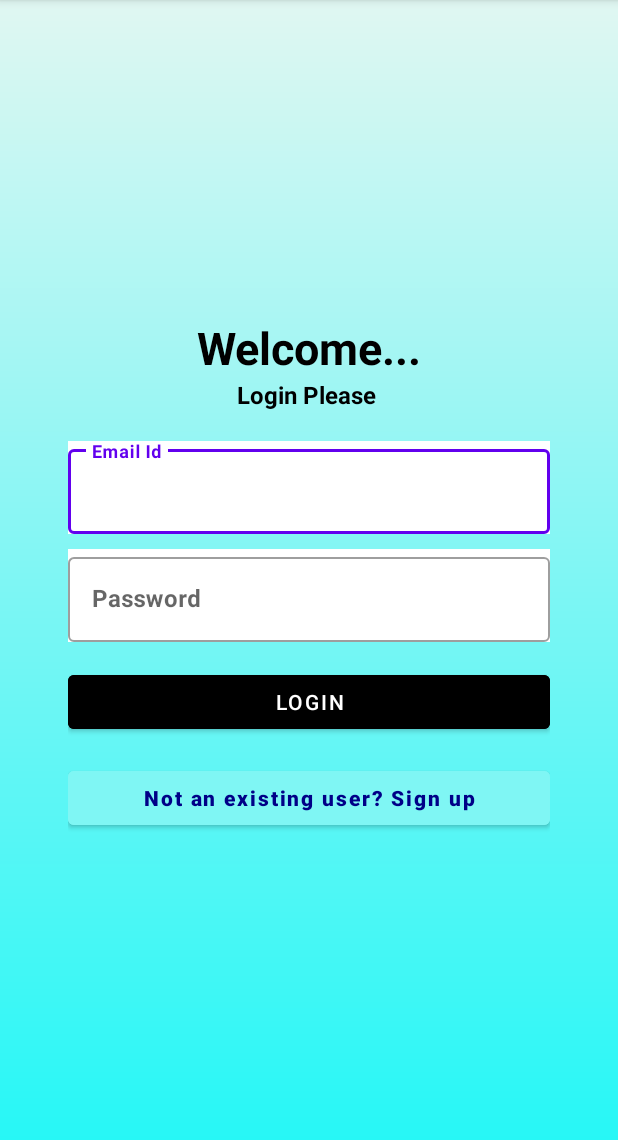
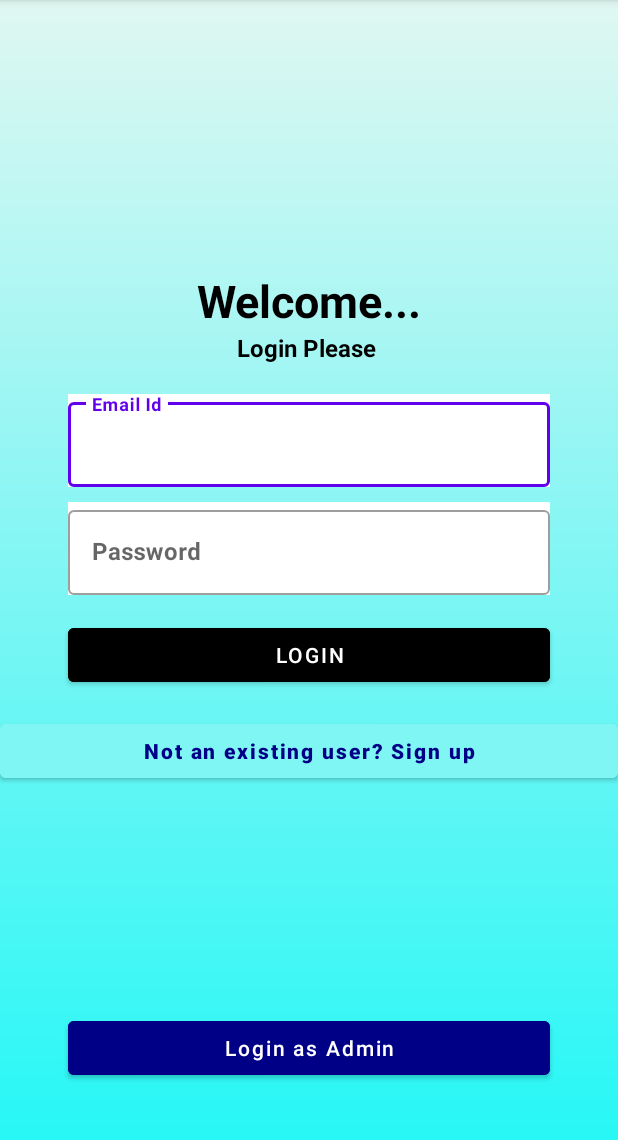
Before and after one commit to aishvary000/Amulet, an Android app: the screen it shows after launch (MainActivity), on a phone screen of 412 x 824 dp, the part 84-1224 px from its top. Run offline under Robolectric (Android 15) with nearby library versions, the phone set to English and light mode, and no system bars.

Commit message:
added admin button

```diff
--- a/app/src/main/res/layout/activity_main.xml
+++ b/app/src/main/res/layout/activity_main.xml
@@ -6,13 +6,12 @@
     android:layout_height="match_parent"
     android:orientation="vertical"
     tools:context=".MainActivity"
-    android:gravity="center"
-    android:padding="45dp"
     android:background="@drawable/gradient">
+    <LinearLayout
+        android:layout_width="match_parent"
+        android:layout_height="180dp">
 
-
-
-
+    </LinearLayout>
         <TextView
             android:layout_width="match_parent"
             android:layout_height="wrap_content"
@@ -38,6 +37,7 @@
             android:layout_width="match_parent"
             android:layout_height="wrap_content"
             android:layout_marginTop="20dp"
+            android:layout_marginHorizontal="45dp"
             android:background="@color/white">
 
             <androidx.appcompat.widget.AppCompatEditText
@@ -56,6 +56,7 @@
             android:layout_width="match_parent"
             android:layout_height="wrap_content"
             android:layout_marginTop="10dp"
+            android:layout_marginHorizontal="45dp"
             android:background="@color/white">
 
             <androidx.appcompat.widget.AppCompatEditText
@@ -71,6 +72,7 @@
 
         <Button
             android:id="@+id/btn_login"
+            android:layout_marginHorizontal="45dp"
             android:layout_width="match_parent"
             android:layout_height="wrap_content"
             android:layout_marginTop="16dp"
@@ -83,9 +85,32 @@
         android:textAllCaps="false"
         android:layout_marginTop="16dp"
         android:backgroundTint="#7FF6F4"
-        android:textColor="#000087"
+        android:textColor="@color/dark_blue"
         android:textStyle="bold"
         android:text="Not an existing user? Sign up" />
+
+    <LinearLayout
+        android:layout_width="match_parent"
+        android:layout_height="wrap_content"
+        android:gravity="center"
+
+        android:orientation="vertical">
+
+        <Button
+            android:layout_width="match_parent"
+            android:layout_height="wrap_content"
+            android:layout_marginHorizontal="45dp"
+            android:layout_marginTop="150dp"
+            android:backgroundTint="@color/dark_blue"
+            android:textAllCaps="false"
+            android:textColor="@color/white"
+            android:text="Login as Admin">
+
+        </Button>
+
+    </LinearLayout>
+
+
 
 
 
```
